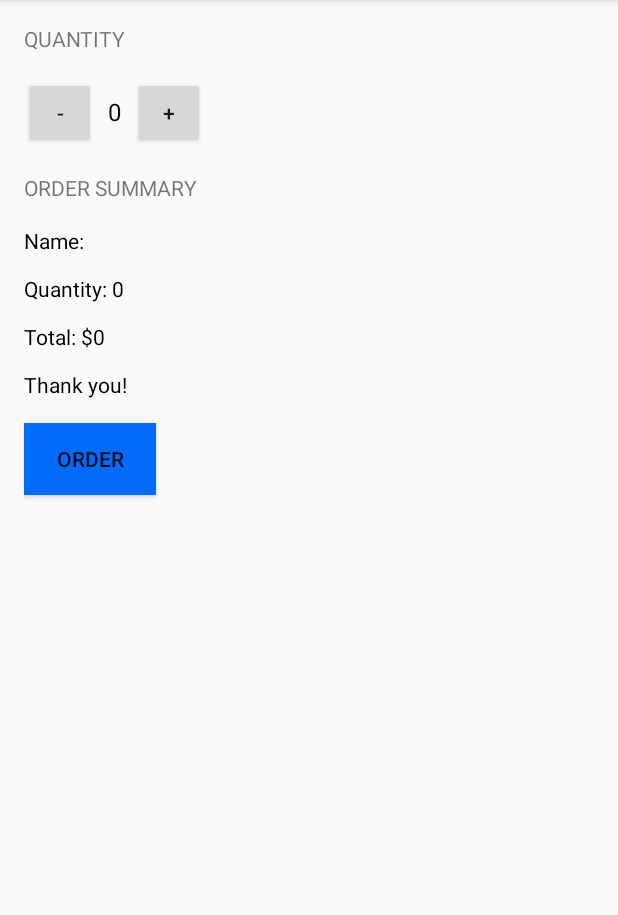
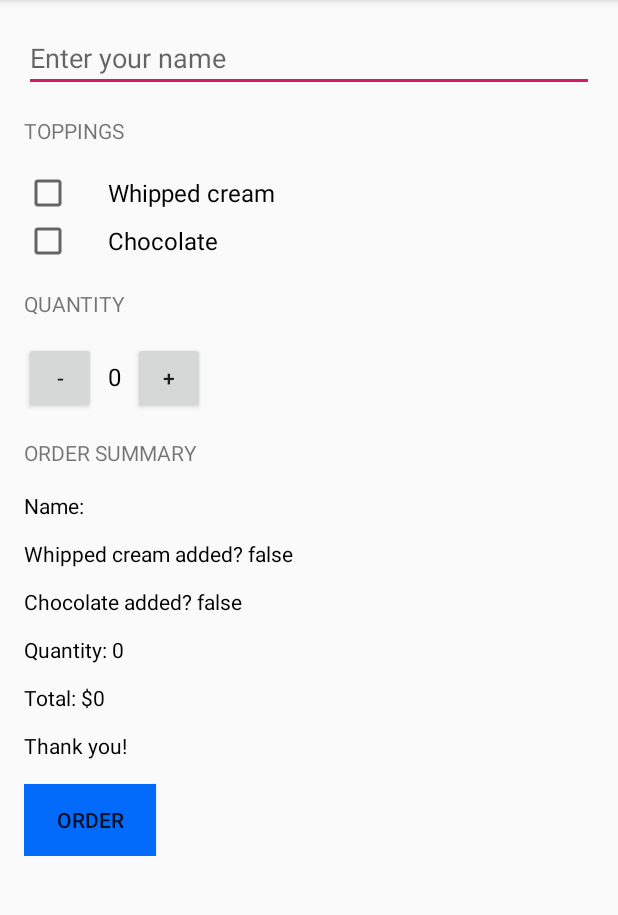
Before and after one commit to chungkev7/Just-Java, an Android app: the screen it shows after launch (MainActivity), after a tap on "ORDER", on a phone screen of 412 x 824 dp, the part 84-999 px from its top. Run offline under Robolectric (Android 15) with nearby library versions, the phone set to English and light mode, and no system bars.

Commit message:
Added EditText and CheckBox views

```diff
--- a/app/src/main/java/com/example/android/justjava/MainActivity.java
+++ b/app/src/main/java/com/example/android/justjava/MainActivity.java
@@ -1,8 +1,12 @@
 package com.example.android.justjava;
 
 import android.os.Bundle;
+import android.util.Log;
 import android.view.View;
 import androidx.appcompat.app.AppCompatActivity;
+
+import android.widget.CheckBox;
+import android.widget.EditText;
 import android.widget.TextView;
 
 /**
@@ -40,8 +44,16 @@ public class MainActivity extends AppCompatActivity {
      * This method is called when the order button is clicked.
      */
     public void submitOrder(View view) {
+        EditText name = (EditText) findViewById(R.id.name_field);
+        String userName = name.getText().toString();
+
+        CheckBox whippedCreamCheckBox = (CheckBox) findViewById(R.id.whipped_cream_checkbox);
+        boolean hasWhippedCream = whippedCreamCheckBox.isChecked();
+        CheckBox chocolateCheckBox = (CheckBox) findViewById(R.id.chocolate_checkbox);
+        boolean hasChocolate = chocolateCheckBox.isChecked();
+
         int price = calculatePrice();
-        displayMessage(createOrderSummary(price));
+        displayMessage(createOrderSummary(userName, price, hasWhippedCream, hasChocolate));
     }
 
     /**
@@ -57,11 +69,16 @@ public class MainActivity extends AppCompatActivity {
     /**
      * Create a summary of the order
      *
+     * @param userName is the name the user entered
+     * @param hasWhippedCream is whether or not the user wants whipped cream topping
+     * @param hasChocolate is whether or not the user wants chocolate topping
      * @param price of the order
      * @return text summary
      */
-    private String createOrderSummary(int price) {
-        String priceMessage = "Name:";
+    private String createOrderSummary(String userName, int price, boolean hasWhippedCream, boolean hasChocolate) {
+        String priceMessage = "Name: " + userName;
+        priceMessage += "\n\nWhipped cream added? " + hasWhippedCream;
+        priceMessage += "\n\nChocolate added? " + hasChocolate;
         priceMessage += "\n\nQuantity: " + quantity;
         priceMessage += "\n\nTotal: $" + price;
         priceMessage += "\n\nThank you!";
--- a/app/src/main/res/layout/activity_main.xml
+++ b/app/src/main/res/layout/activity_main.xml
@@ -1,21 +1,56 @@
 <?xml version="1.0" encoding="utf-8"?>
 
+<ScrollView
+    xmlns:android="http://schemas.android.com/apk/res/android"
+    xmlns:tools="http://schemas.android.com/tools"
+    android:layout_width="match_parent"
+    android:layout_height="match_parent" >
+
     <LinearLayout
-    xmlns:android="http://schemas.android.com/apk/res/android"
-    xmlns:app="http://schemas.android.com/apk/res-auto"
-    xmlns:tools="http://schemas.android.com/tools"
         android:layout_width="match_parent"
         android:layout_height="match_parent"
         android:orientation="vertical"
         android:padding="16dp"
         tools:context=".MainActivity" >
 
+        <EditText
+            android:id="@+id/name_field"
+            android:layout_width="match_parent"
+            android:layout_height="wrap_content"
+            android:hint="Enter your name"
+            android:inputType="textCapWords"/>
+
         <TextView
             android:layout_width="wrap_content"
             android:layout_height="wrap_content"
+            android:layout_marginTop="16dp"
+            android:layout_marginBottom="16dp"
+            android:text="Toppings"
+            android:textAllCaps="true" />
+
+        <CheckBox
+            android:id="@+id/whipped_cream_checkbox"
+            android:layout_width="wrap_content"
+            android:layout_height="wrap_content"
+            android:paddingLeft="24dp"
+            android:text="Whipped cream"
+            android:textSize="16sp" />
+
+        <CheckBox
+            android:id="@+id/chocolate_checkbox"
+            android:layout_width="wrap_content"
+            android:layout_height="wrap_content"
+            android:paddingLeft="24dp"
+            android:text="Chocolate"
+            android:textSize="16sp" />
+
+        <TextView
+            android:layout_width="wrap_content"
+            android:layout_height="wrap_content"
+            android:layout_marginTop="16dp"
             android:layout_marginBottom="16dp"
             android:text="Quantity"
-        android:textAllCaps="true" />
+            android:textAllCaps="true"/>
 
         <LinearLayout
             android:layout_width="match_parent"
@@ -65,8 +100,10 @@
             android:layout_width="wrap_content"
             android:layout_height="wrap_content"
             android:layout_marginTop="16dp"
+            android:background="#036bfc"
             android:onClick="submitOrder"
-        android:background="#036bfc"
             android:text="Order" />
 
     </LinearLayout>
+
+</ScrollView>
```
Lines whose indentation alone changed are shown as unchanged.
